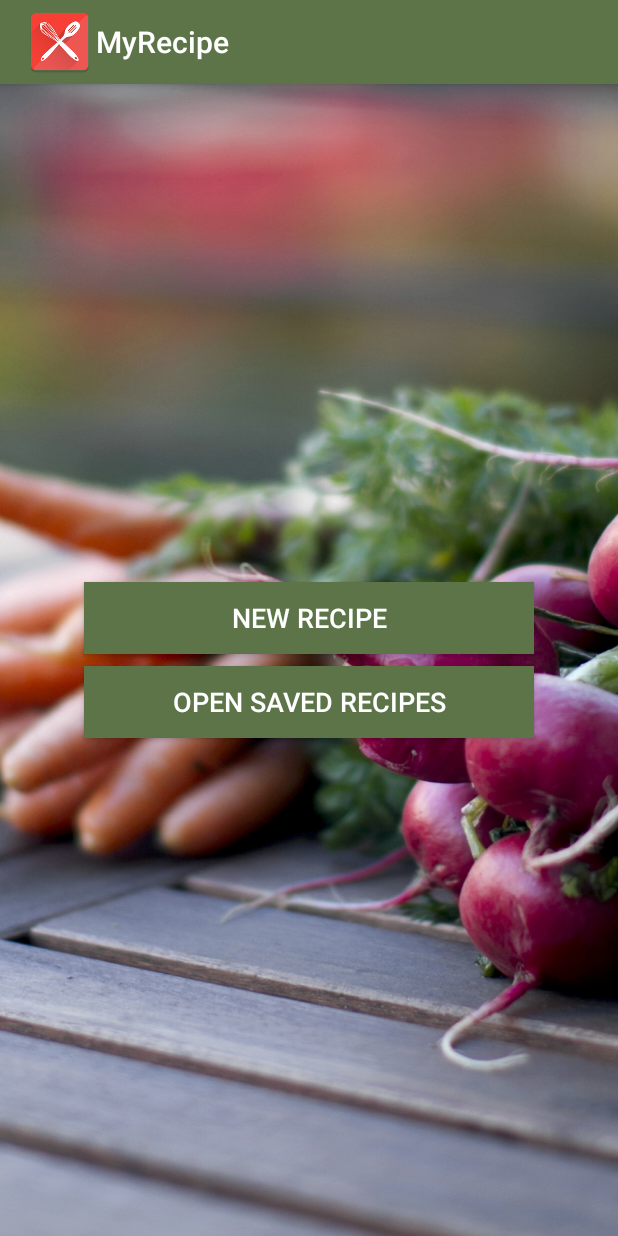
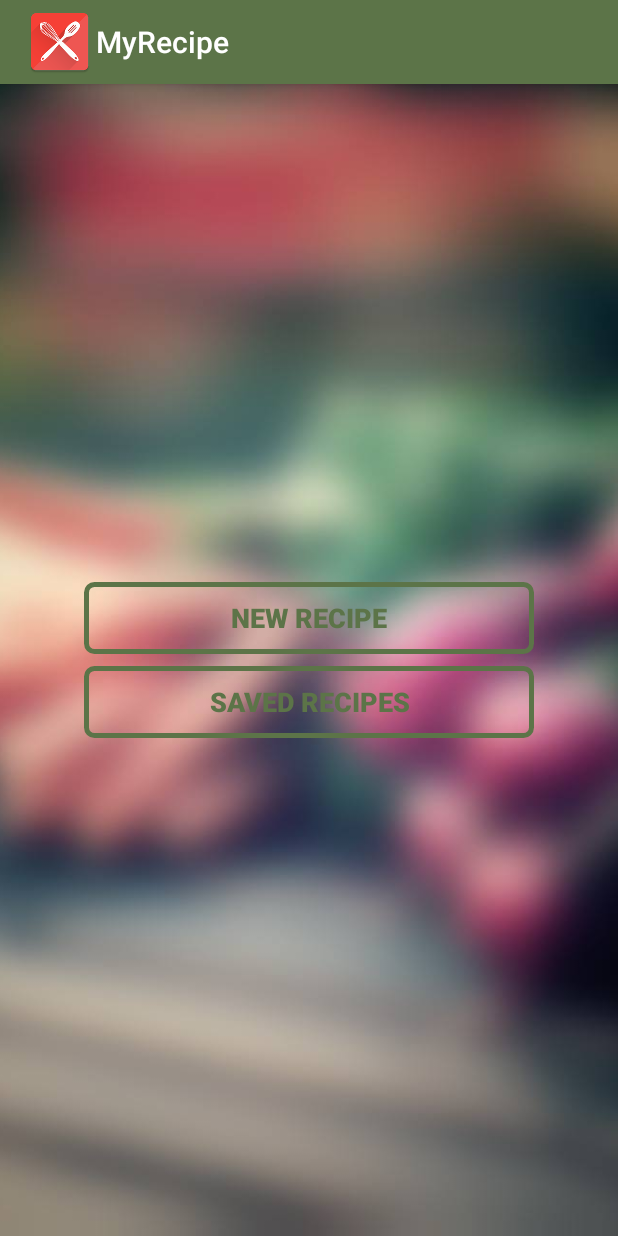
Before and after one commit to bdemere/MyRecipe, an Android app: the screen it shows after launch (HomePageActivity), on a phone screen of 412 x 824 dp. Run offline under Robolectric (Android 15) with nearby library versions, the phone set to English and light mode, and no system bars.

Commit message:
changed layout of add snap button

```diff
--- a/app/src/main/AndroidManifest.xml
+++ b/app/src/main/AndroidManifest.xml
@@ -40,6 +40,7 @@
 
         <activity
             android:name=".RecipeListActivity"
+            android:parentActivityName=".HomePageActivity">
             android:label = "Recipe List"></activity>
 
         <activity android:name=".SnapControllers.SnapPagerActivity"
@@ -49,8 +50,9 @@
             android:label = "New Recipe Snaps"></activity>
 
         <activity android:name=".DetailRecipeActivity"
-            android:parentActivityName=".RecipeListActivity">
-            android:label = "Recipe Detail"></activity>
+            android:parentActivityName=".RecipeListActivity"
+            android:label = "RecipeDetail">
+            </activity>
 
 
     </application>
--- a/app/src/main/java/com/bignerdranch/android/reciper/SnapControllers/NewSnapFragment.java
+++ b/app/src/main/java/com/bignerdranch/android/reciper/SnapControllers/NewSnapFragment.java
@@ -25,6 +25,7 @@ import android.view.View;
 import android.view.ViewGroup;
 import android.view.WindowManager;
 import android.widget.Button;
+import android.widget.ImageButton;
 import android.widget.ImageView;
 import android.widget.TextView;
 import android.widget.Toast;
@@ -59,7 +60,7 @@ public class NewSnapFragment extends Fragment{
     private ImageView mSnapImage;
     private Button mRetakeButton;
     private Button mWrapUpButton;
-    private Button mAddSnapButton;
+    private ImageButton mAddSnapButton;
     private Bitmap mBackground;
     private Vibrator mVibrate;
 
@@ -128,7 +129,7 @@ public class NewSnapFragment extends Fragment{
         mSnapImage = (ImageView) v.findViewById(R.id.snap_imageView);
         mRetakeButton = (Button) v.findViewById(R.id.retake_button);
         mWrapUpButton = (Button) v.findViewById(R.id.wrapup_button);
-        mAddSnapButton = (Button) v.findViewById(R.id.add_snap_button);
+        mAddSnapButton = (ImageButton) v.findViewById(R.id.add_snap_button);
         mSnapImage.setClickable(true);
 
         Log.d("TAG", "snap being  created with id: " + mCurrentSnap.getId() + " in recipe with ID: " + recipeID + " and isCamera: " + isCamera);
--- a/app/src/main/res/drawable/just_borders.xml
+++ b/app/src/main/res/drawable/just_borders.xml
@@ -1,8 +1,8 @@
 <?xml version="1.0" encoding="utf-8"?>
 <shape xmlns:android="http://schemas.android.com/apk/res/android"
     android:shape = "rectangle">
-    <stroke android:width = "2px"
+    <stroke android:width = "5px"
         android:color = "#5c7448"/>
-    <corners android:radius = "0dp"/>
-    <solid android:color="#5c7448"/>
+    <corners android:radius = "5dp"/>
+    <solid android:color="#00000000"/>
 </shape>
--- a/app/src/main/res/layout/new_recipe_snap.xml
+++ b/app/src/main/res/layout/new_recipe_snap.xml
@@ -33,11 +33,13 @@
         android:layout_alignParentEnd="true"
         android:layout_marginRight="-80dp" />
 
-    <Button
+    <ImageButton
         android:layout_width="80dp"
         android:layout_height="80dp"
-        android:background="@drawable/round_borders"
         android:id="@+id/add_snap_button"
+        android:src="@drawable/camera_icon"
+        android:background="#00000000"
+        android:scaleType="centerCrop"
         android:layout_centerVertical="true"
         android:layout_centerHorizontal="true" />
 
--- a/app/src/main/res/layout/start_page.xml
+++ b/app/src/main/res/layout/start_page.xml
@@ -11,7 +11,7 @@
         android:layout_width="match_parent"
         android:layout_height="match_parent"
         android:scaleType="centerCrop"
-        android:src="@drawable/recipe_collage"/>
+        android:src="@drawable/recipe_collage_blur"/>
     <LinearLayout
         android:layout_width="match_parent"
         android:layout_height="match_parent"
@@ -24,7 +24,8 @@
             android:layout_width="300dp"
             android:layout_height="wrap_content"
             android:text="New Recipe"
-            android:textColor="#FFFFFF"
+            android:textColor="#5c7448"
+            android:textStyle="bold"
             android:background="@drawable/just_borders"
             android:id="@+id/new_recipe_button"
             android:textSize="18dp"
@@ -36,10 +37,11 @@
         <Button
             android:layout_width="300dp"
             android:layout_height="wrap_content"
-            android:text="Open saved recipes"
+            android:text="Saved recipes"
+            android:textStyle="bold"
             android:id="@+id/all_recipes_button"
             android:background="@drawable/just_borders"
-            android:textColor="#FFFFFF"
+            android:textColor="#5c7448"
             android:textSize="18dp"
             android:layout_gravity="center"
             android:layout_centerVertical="true"
```
Also changed, not shown: app/src/main/java/com/bignerdranch/android/reciper/Models/Snap.java (+4 -4 lines), app/src/main/res/drawable-nodpi/recipe_collage_blur.jpg (added), app/src/main/res/drawable/camera_icon.png (added), app/src/main/res/drawable/camera_white.png (added).
